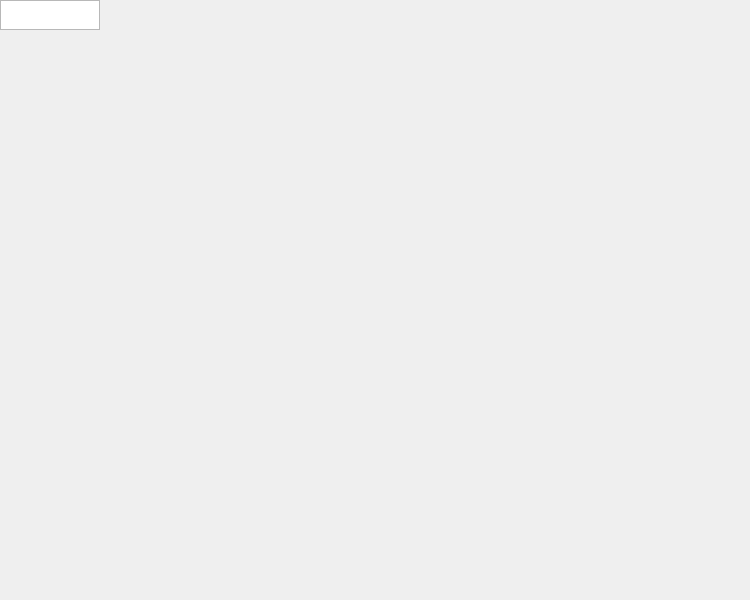
Before: the Qt Designer form UI/database.ui in yking-ly/LOR_python_app, drawn with Qt 5.
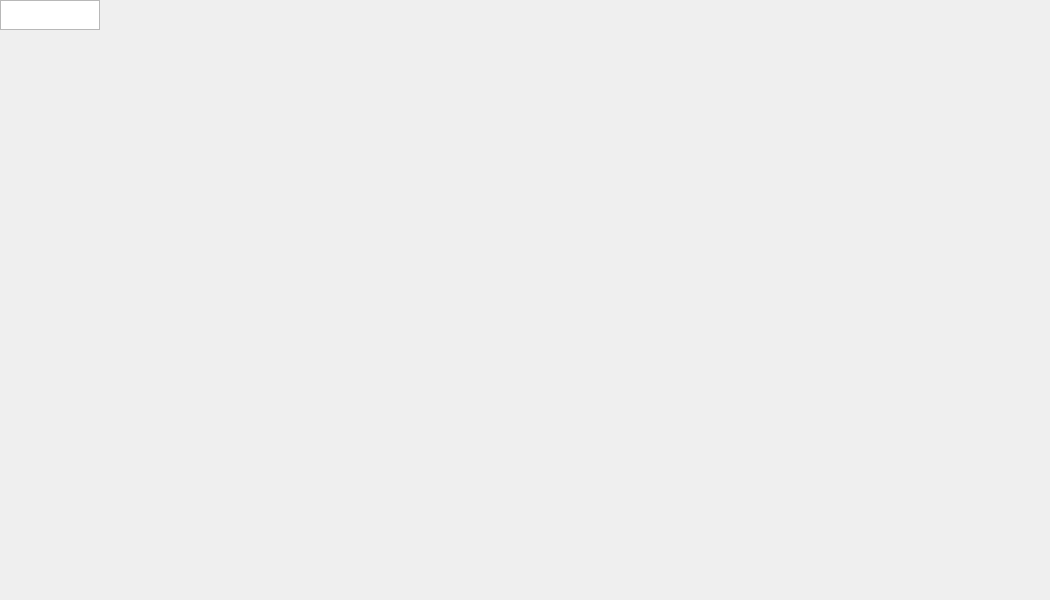
After: the same form once the commit is applied.

```diff
--- a/UI/database.ui
+++ b/UI/database.ui
@@ -6,7 +6,7 @@
    <rect>
     <x>0</x>
     <y>0</y>
-    <width>750</width>
+    <width>1050</width>
     <height>600</height>
    </rect>
   </property>
```
